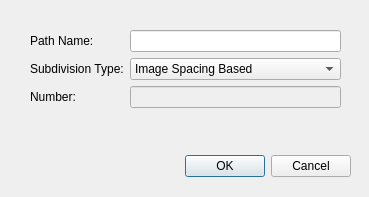
SimVascular/SimVascular, file Code/Source/Plugins/org.sv.gui.qt.pathplanning/src/internal/svPathCreate.ui: the form before one commit.
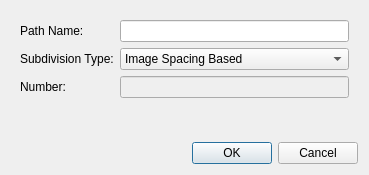
The form after the commit.

Commit message: use qt layout for all gui to avoid small size in Windows

Patch:
```diff
--- a/Code/Source/Plugins/org.sv.gui.qt.pathplanning/src/internal/svPathCreate.ui
+++ b/Code/Source/Plugins/org.sv.gui.qt.pathplanning/src/internal/svPathCreate.ui
@@ -10,37 +10,15 @@
     <x>0</x>
     <y>0</y>
     <width>369</width>
-    <height>197</height>
+    <height>175</height>
    </rect>
   </property>
   <property name="windowTitle">
    <string>Create New Path</string>
   </property>
-  <widget class="QDialogButtonBox" name="buttonBox">
-   <property name="geometry">
-    <rect>
-     <x>10</x>
-     <y>150</y>
-     <width>341</width>
-     <height>32</height>
-    </rect>
-   </property>
-   <property name="orientation">
-    <enum>Qt::Horizontal</enum>
-   </property>
-   <property name="standardButtons">
-    <set>QDialogButtonBox::Cancel|QDialogButtonBox::Ok</set>
-   </property>
-  </widget>
+  <layout class="QVBoxLayout" name="verticalLayout">
+   <item>
   <widget class="QWidget" name="widget" native="true">
-   <property name="geometry">
-    <rect>
-     <x>30</x>
-     <y>30</y>
-     <width>311</width>
-     <height>111</height>
-    </rect>
-   </property>
    <layout class="QFormLayout" name="formLayout">
     <item row="0" column="0">
      <widget class="QLabel" name="label">
@@ -97,6 +75,18 @@
     </item>
    </layout>
   </widget>
+   </item>
+   <item>
+    <widget class="QDialogButtonBox" name="buttonBox">
+     <property name="orientation">
+      <enum>Qt::Horizontal</enum>
+     </property>
+     <property name="standardButtons">
+      <set>QDialogButtonBox::Cancel|QDialogButtonBox::Ok</set>
+     </property>
+    </widget>
+   </item>
+  </layout>
  </widget>
  <resources/>
  <connections/>
```
Lines whose indentation alone changed are shown as unchanged. The commit also changes 8 other files.
